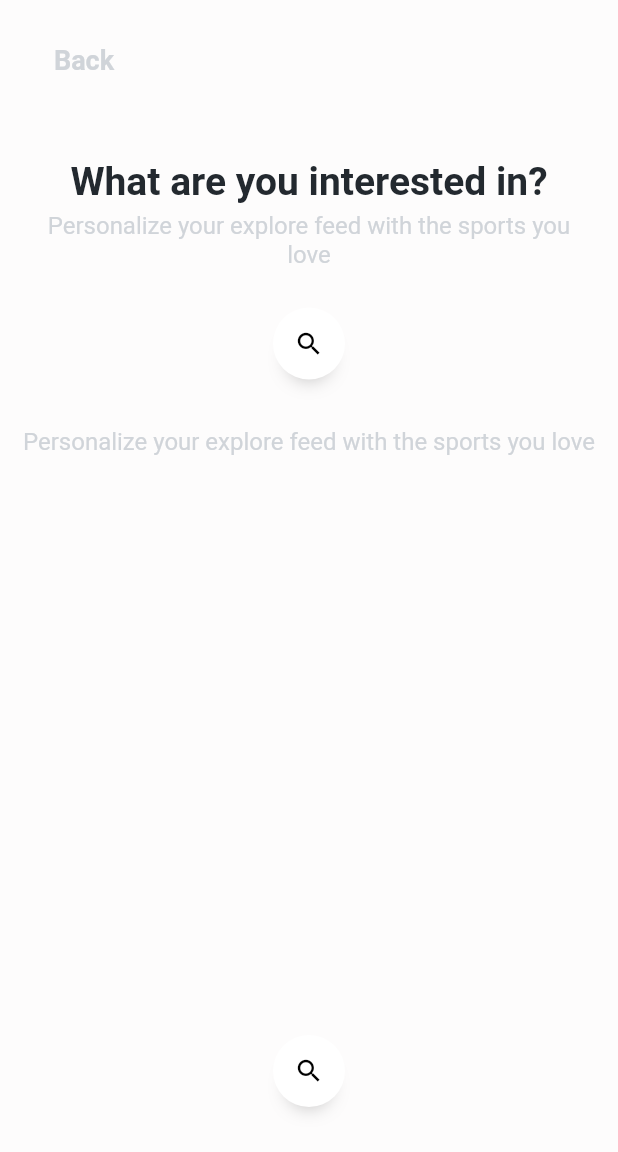
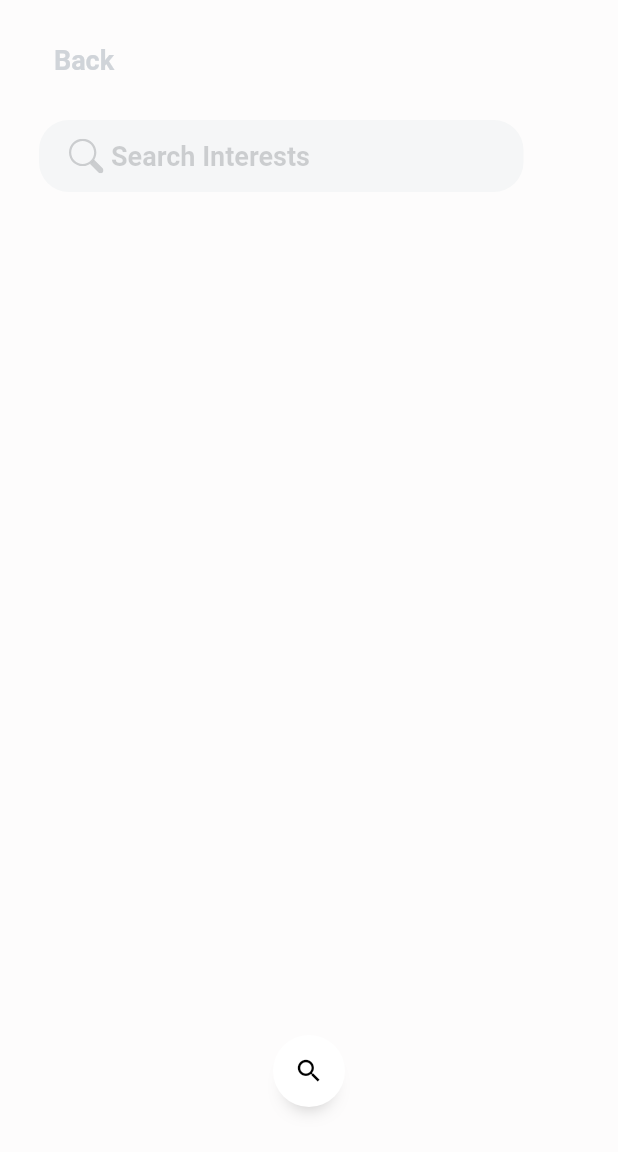
Before and after one commit to SJanvekar/HelloFitsy, a Flutter app: the CategorySelection screen opened directly, on a phone screen of 412 x 824 dp. Shown: the top 1152 px of the screen. Run offline on Flutter 3.47's test engine with Material 2 defaults, Android fonts, the light colour scheme and no system bars; drawn by our look-alikes of anim_search_bar; our stand-ins replace auto_size_text, dio, flutter_bloc, flutter_rating_bar, flutter_svg, fluttertoast and 2 more; missing offline and left inert: google_sign_in_web, image_picker_for_web, sign_in_with_apple_web; Roboto replaces fonts that are missing (SFDisplay).

Commit message:
search bar

```diff
--- a/lib/screen/login/components/categorySelection.dart
+++ b/lib/screen/login/components/categorySelection.dart
@@ -70,35 +70,37 @@ class _CategorySelectionState extends State<CategorySelection> {
           ],
         ),
       ),
-      body: CustomScrollView(slivers: [
-        SliverAppBar(
-          automaticallyImplyLeading: false,
-          backgroundColor: snow,
-          toolbarHeight: 200,
-          title: Column(
-            mainAxisAlignment: MainAxisAlignment.end,
-            crossAxisAlignment: CrossAxisAlignment.center,
-            children: [
-              pageTitle(),
-              pageText(),
-              AnimSearchBar(
-                width: 323,
-                textController:
-                    TextEditingController(text: 'Search Categories'),
-                onSuffixTap: () {
-                  setState(() {
-                    TextEditingController(text: 'Search Categories').clear();
-                  });
-                },
-              ),
-            ],
+      body: Padding(
+        padding: EdgeInsets.only(left: 26, right: 26),
+        child: SizedBox(
+          width: 323,
+          height: 50,
+          child: TextField(
+            style: const TextStyle(
+                fontFamily: 'SFDisplay',
+                fontSize: 18,
+                fontWeight: FontWeight.w600,
+                color: jetBlack80),
+            cursorColor: ocean,
+            decoration: InputDecoration(
+                contentPadding: EdgeInsets.only(top: 11, bottom: 11),
+                fillColor: bone60,
+                filled: true,
+                border: OutlineInputBorder(
+                    borderRadius: BorderRadius.circular(20),
+                    borderSide: BorderSide.none),
+                hintText: 'Search Interests',
+                hintStyle: const TextStyle(color: jetBlack20, fontSize: 18),
+                prefixIcon: Container(
+                  width: 18,
+                  height: 18,
+                  padding: const EdgeInsets.only(
+                      left: 20, top: 11, bottom: 11, right: 5),
+                  child: SvgPicture.asset('assets/icons/SearchIcon20.svg'),
+                )),
           ),
-          actions: [],
         ),
-        SliverList(
-          delegate: SliverChildListDelegate([pageText()]),
-        ),
-      ]),
+      ),
       bottomNavigationBar: Container(
           color: snow,
           height: 160,
```
